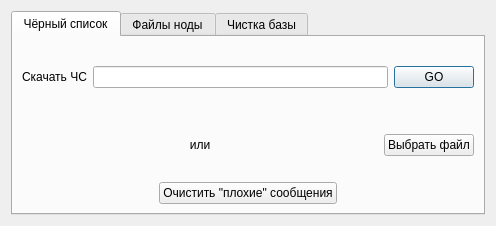
The window that qtgui-files/additional.ui (idec-net/cutiefeed) describes before a commit, drawn with Qt 5.
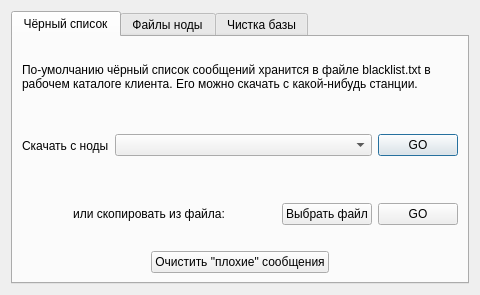
The same window after the commit. Icons and pictures are not drawn.

Commit message: blacklist теперь работает

```diff
--- a/qtgui-files/additional.ui
+++ b/qtgui-files/additional.ui
@@ -6,8 +6,8 @@
    <rect>
     <x>0</x>
     <y>0</y>
-    <width>496</width>
-    <height>226</height>
+    <width>480</width>
+    <height>295</height>
    </rect>
   </property>
   <property name="windowTitle">
@@ -24,6 +24,16 @@
        <string>Чёрный список</string>
       </attribute>
       <layout class="QVBoxLayout" name="verticalLayout_2">
+       <item>
+        <widget class="QLabel" name="label_5">
+         <property name="text">
+          <string>По-умолчанию чёрный список сообщений хранится в файле blacklist.txt в рабочем каталоге клиента. Его можно скачать с какой-нибудь станции.</string>
+         </property>
+         <property name="wordWrap">
+          <bool>true</bool>
+         </property>
+        </widget>
+       </item>
        <item>
         <widget class="QFrame" name="gridFrame">
          <layout class="QHBoxLayout" name="horizontalLayout">
@@ -41,13 +51,22 @@
           </property>
           <item>
            <widget class="QLabel" name="label">
+            <property name="sizePolicy">
+             <sizepolicy hsizetype="Maximum" vsizetype="Preferred">
+              <horstretch>0</horstretch>
+              <verstretch>0</verstretch>
+             </sizepolicy>
+            </property>
             <property name="text">
-             <string>Скачать ЧС</string>
+             <string>Скачать с ноды</string>
+            </property>
+            <property name="wordWrap">
+             <bool>true</bool>
             </property>
            </widget>
           </item>
           <item>
-           <widget class="QLineEdit" name="lineEdit"/>
+           <widget class="QComboBox" name="comboBox_3"/>
           </item>
           <item>
            <widget class="QPushButton" name="pushButton">
@@ -86,7 +105,7 @@
           <item>
            <widget class="QLabel" name="label_2">
             <property name="text">
-             <string>или</string>
+             <string>или скопировать из файла:</string>
             </property>
             <property name="alignment">
              <set>Qt::AlignCenter</set>
@@ -105,7 +124,21 @@
              <string>Выбрать файл</string>
             </property>
             <property name="icon">
-             <iconset theme="document-open"/>
+             <iconset theme="document-open">
+              <normaloff>.</normaloff>.</iconset>
+            </property>
+           </widget>
+          </item>
+          <item>
+           <widget class="QPushButton" name="pushButton_7">
+            <property name="sizePolicy">
+             <sizepolicy hsizetype="Maximum" vsizetype="Fixed">
+              <horstretch>0</horstretch>
+              <verstretch>0</verstretch>
+             </sizepolicy>
+            </property>
+            <property name="text">
+             <string>GO</string>
             </property>
            </widget>
           </item>
```
Left out of the diff: 21 changed lines with no effect on the pictures. The commit also changes 5 other files.
